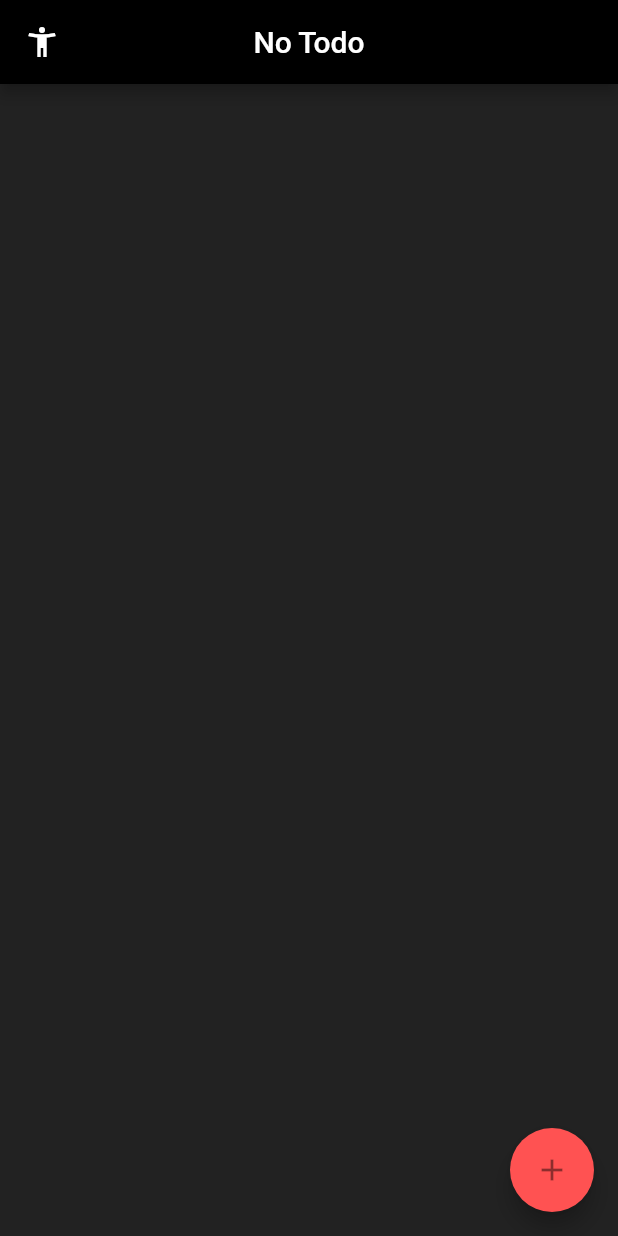
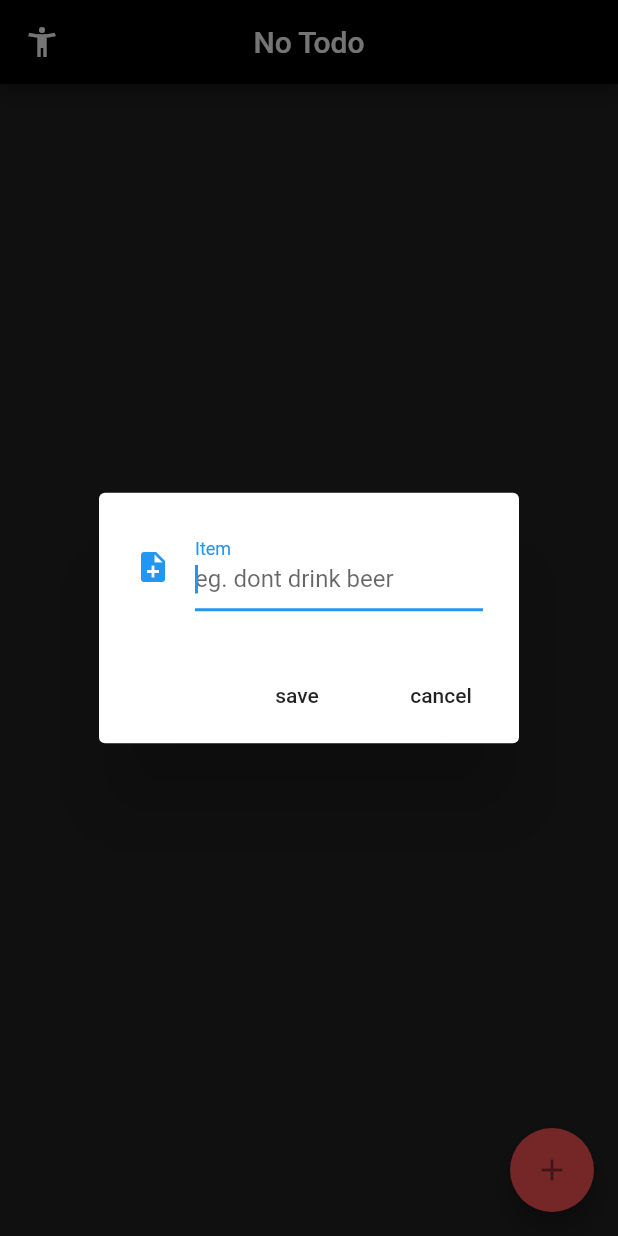
Before and after one commit to negimohit1209/flutter_todoApp, a Flutter app: the screen it shows after launch, after a tap on the "add" icon, on a phone screen of 412 x 824 dp. Run offline on Flutter 3.47's test engine with Material 2 defaults, Android fonts, the phone set to English and light mode, and no system bars.

Commit message:
add alert dialog for the input purpose

```diff
--- a/lib/ui/notodo_screen.dart
+++ b/lib/ui/notodo_screen.dart
@@ -1,3 +1,4 @@
+import 'package:database_intro/models/nodo.dart';
 import 'package:flutter/material.dart';
 
 class NotodoScreen extends StatefulWidget {
@@ -7,6 +8,14 @@ class NotodoScreen extends StatefulWidget {
 }
 
 class _NotodoScreenState extends State<NotodoScreen> {
+  final TextEditingController _textFieldController = TextEditingController();
+
+
+  void _handleSubmitted(String text) async {
+    _textFieldController.clear();
+    NodoItem nodoItem = NodoItem(text, DateTime.now().toIso8601String());
+  }
+
   @override
   Widget build(BuildContext context) {
     return Scaffold(
@@ -25,9 +34,38 @@ class _NotodoScreenState extends State<NotodoScreen> {
         ),
         onPressed: _showFormDialog,
       ),
-
     );
   }
 
-  void _showFormDialog() {}
+  void _showFormDialog() {
+    var alert = AlertDialog(
+      content: Row(
+        children: <Widget>[
+          Expanded(
+            child: TextField(
+              controller: _textFieldController,
+              autofocus: true,
+              decoration: InputDecoration(
+                  labelText: "Item",
+                  hintText: 'eg. dont drink beer',
+                  icon: Icon(Icons.note_add)),
+            ),
+          ),
+        ],
+      ),
+      actions: <Widget>[
+        FlatButton(
+            onPressed: () {
+              _handleSubmitted(_textFieldController.text);
+              _textFieldController.clear();
+            },
+            child: Text('save')),
+        FlatButton(onPressed: () => Navigator.pop(context) ,
+        child: Text('cancel'),)
+      ],
+    );
+    showDialog(context: context, builder: (_){
+      return alert;
+    });
+  }
 }
```
